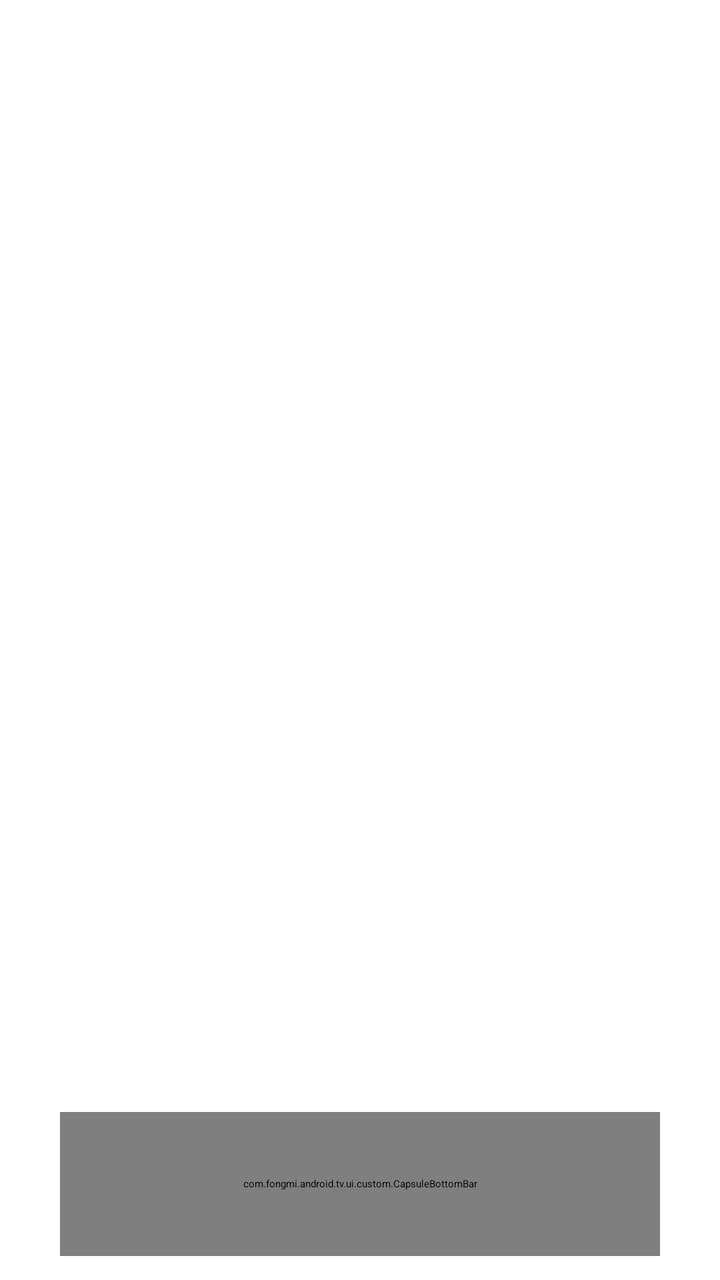
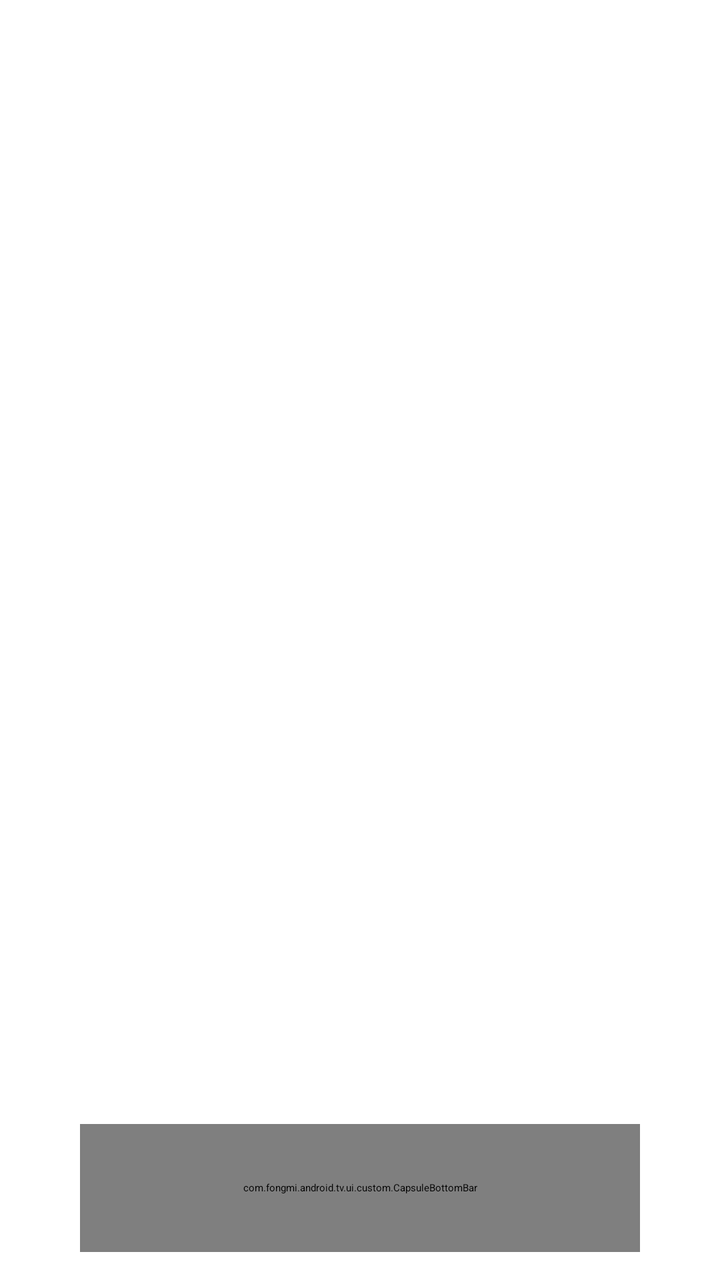

Two renders of the same Android screen: before a commit and after it. Below are the layout's source before the change and the commit's diff.
<!-- AndroidManifest.xml: activity theme Theme.Splash -->
<!-- res/layout/activity_home.xml -->
<?xml version="1.0" encoding="utf-8"?>
<RelativeLayout xmlns:android="http://schemas.android.com/apk/res/android"
    xmlns:app="http://schemas.android.com/apk/res-auto"
    android:layout_width="match_parent"
    android:layout_height="match_parent"
    android:fitsSystemWindows="true">

    <androidx.viewpager2.widget.ViewPager2
        android:id="@+id/container"
        android:layout_width="match_parent"
        android:layout_height="match_parent"
        android:layout_above="@+id/navigation" />

    <FrameLayout
        android:id="@+id/overlay"
        android:layout_width="match_parent"
        android:layout_height="match_parent"
        android:layout_above="@+id/navigation"
        android:background="?android:windowBackground"
        android:visibility="gone" />

    <com.fongmi.android.tv.ui.custom.CapsuleBottomBar
        android:id="@+id/navigation"
        android:layout_width="300dp"
        android:layout_height="72dp"
        android:layout_alignParentBottom="true"
        android:layout_centerHorizontal="true"
        android:layout_marginStart="16dp"
        android:layout_marginEnd="16dp"
        android:layout_marginBottom="12dp" />

</RelativeLayout>
<!-- resources referenced by this layout -->
<resources>

</resources>

<!-- the commit's change to res/layout/activity_home.xml (unified diff, before → after) -->
@@ -21,12 +21,12 @@
 
     <com.fongmi.android.tv.ui.custom.CapsuleBottomBar
         android:id="@+id/navigation"
-        android:layout_width="300dp"
-        android:layout_height="72dp"
+        android:layout_width="280dp"
+        android:layout_height="64dp"
         android:layout_alignParentBottom="true"
         android:layout_centerHorizontal="true"
         android:layout_marginStart="16dp"
         android:layout_marginEnd="16dp"
-        android:layout_marginBottom="12dp" />
+        android:layout_marginBottom="14dp" />
 
 </RelativeLayout>
